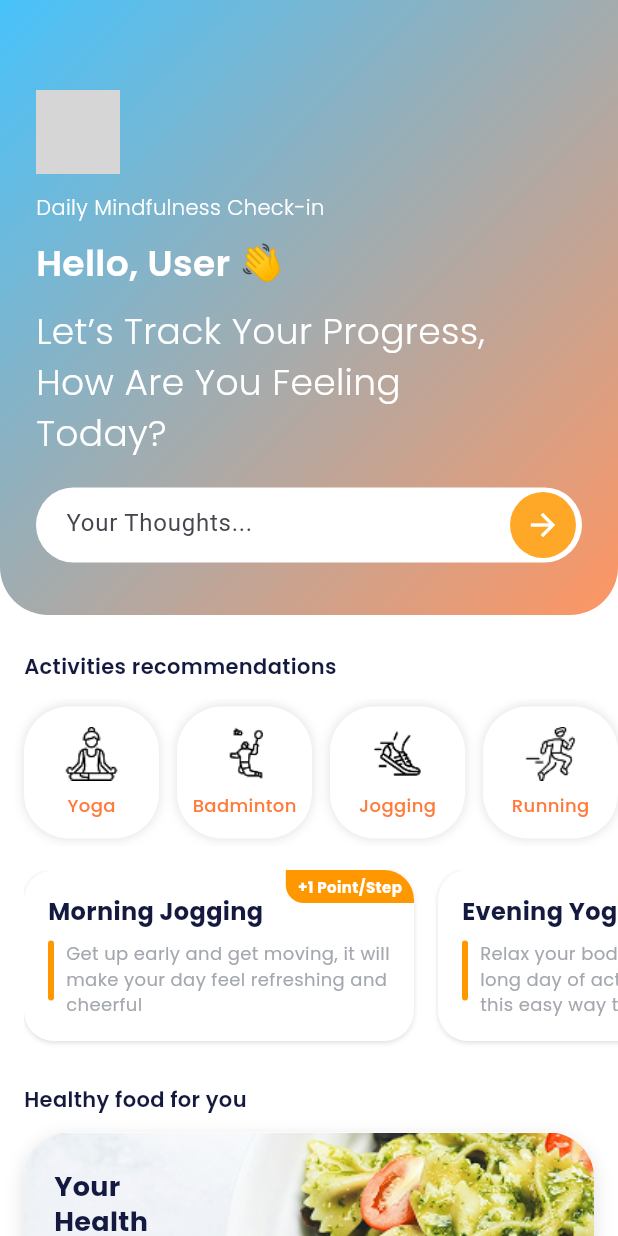
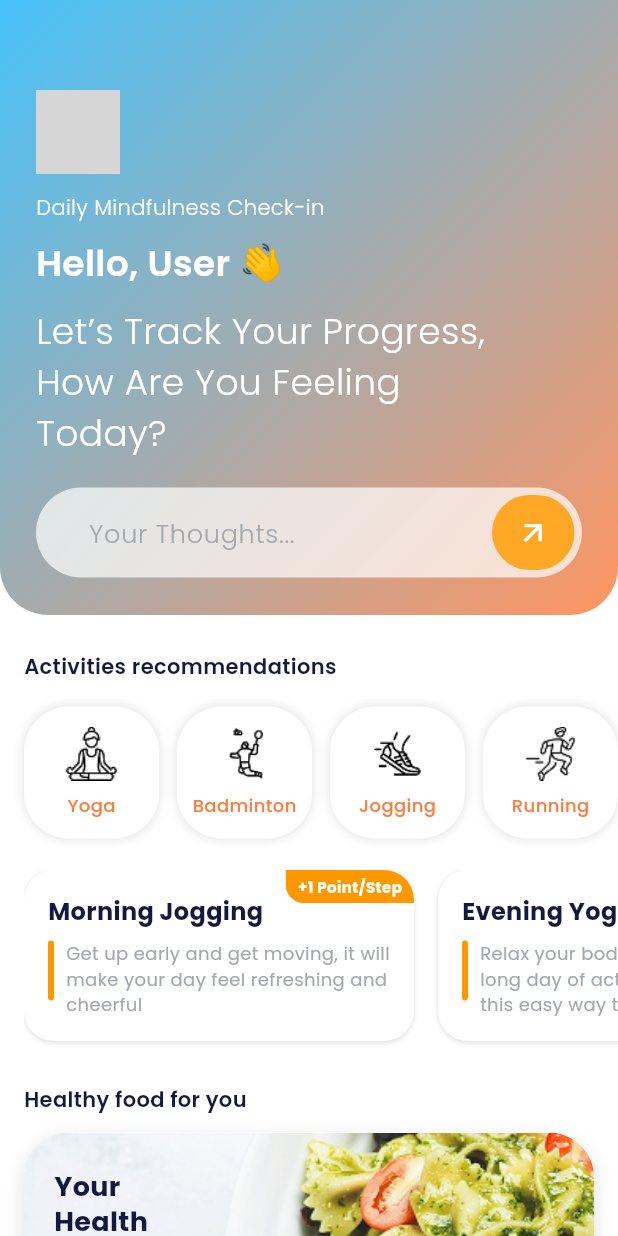
Before and after one commit to habdil/sigap-app, a Flutter app: the DashboardPage screen opened directly, on a phone screen of 412 x 824 dp. Run offline on Flutter 3.47's test engine with Material 3 defaults, Android fonts, the phone set to English and light mode, and no system bars; our stand-ins replace google_fonts, shared_preferences; accounts and stored records are empty; network calls fail; grey boxes are pictures that could not be loaded.

Commit message:
[RK] fix(UI): align UI elements with Figma design specifications

```diff
--- a/frontend/lib/main.dart
+++ b/frontend/lib/main.dart
@@ -42,7 +42,7 @@
           ),
         ),
       ),
-      home: const MainPage(),
+      home: const SplashPage(),
     );
   }
 }
--- a/frontend/lib/services/auth_service.dart
+++ b/frontend/lib/services/auth_service.dart
@@ -3,7 +3,7 @@ import 'package:http/http.dart' as http;
 
 class AuthService {
   // Base URL of your API
-  static const String baseUrl = 'http://localhost:3001/api/auth';
+  static const String baseUrl = 'http://192.168.170.136:3000/api/auth';
 
   // Signup method
   static Future<Map<String, dynamic>> signup({
--- a/frontend/lib/ui/pages/dashboard_page.dart
+++ b/frontend/lib/ui/pages/dashboard_page.dart
@@ -66,24 +66,35 @@ class DashboardPage extends StatelessWidget {
                   ),
                   const SizedBox(height: 20),
                   Container(
-                    height: 50,
+                    height: 60,
                     decoration: BoxDecoration(
-                        color: Colors.white,
-                        borderRadius: BorderRadius.circular(25)),
+                        color: Colors.white.withOpacity(0.7),
+                        borderRadius: BorderRadius.circular(35)),
                     child: TextField(
                       decoration: InputDecoration(
                         hintText: 'Your Thoughts...',
+                        hintStyle: greyTextStyle.copyWith(
+                            fontSize: 17, fontWeight: light, height: 1.0),
                         border: InputBorder.none,
                         contentPadding: const EdgeInsets.symmetric(
-                            horizontal: 20, vertical: 14),
+                            horizontal: 35,
+                            vertical:
+                                20 // Sesuaikan nilai vertical untuk menempatkan hint text di tengah
+                            ),
                         suffixIcon: Container(
-                          margin: const EdgeInsets.only(right: 4),
+                          width: 55,
+                          height: 50,
+                          margin: const EdgeInsets.only(right: 5),
                           decoration: BoxDecoration(
                               color: Color(0xFFFFA726),
-                            shape: BoxShape.circle,
-                          ),
+                              shape: BoxShape.rectangle,
+                              borderRadius: BorderRadius.circular(26)),
+                          child: Transform.rotate(
+                            angle:
+                                -0.785398, // Rotasi 45 derajat dalam radian (mengarah ke kanan atas)
                             child: const Icon(Icons.arrow_forward,
                                 color: Colors.white),
+                          ),
                         ),
                       ),
                     ),
@@ -318,14 +329,21 @@ class DashboardPage extends StatelessWidget {
                   // Post Image
                   ClipRRect(
                       borderRadius: BorderRadius.vertical(
-                        top: Radius.circular(10), bottom: Radius.circular(10)),
+                          top: Radius.circular(10),
+                          bottom: Radius.circular(10)),
+                      child: Padding(
+                          padding: const EdgeInsets.only(left: 15, right: 15),
+                          child: ClipRRect(
+                            borderRadius: BorderRadius.vertical(
+                                top: Radius.circular(12),
+                                bottom: Radius.circular(12)),
                             child: Image.asset(
                               'assets/img_running_post.png', // Ganti sesuai file kamu
                               width: double.infinity,
                               height: 300,
                               fit: BoxFit.cover,
                             ),
-                  ),
+                          ))),
                   const SizedBox(height: 12),
                   // Post Description
                   Padding(
@@ -348,8 +366,11 @@ class DashboardPage extends StatelessWidget {
                         // Like
                         Row(
                           children: [
-                            Icon(Icons.emoji_emotions_outlined,
-                                color: Colors.orange),
+                            Image.asset(
+                              'assets/icn_clap.png',
+                              width: 20, // Sesuaikan ukuran gambar
+                              height: 20,
+                            ),
                             const SizedBox(width: 4),
                             Text('1,100',
                                 style: blackTextStyle.copyWith(fontSize: 12)),
@@ -359,8 +380,11 @@ class DashboardPage extends StatelessWidget {
                         // Comment
                         Row(
                           children: [
-                            Icon(Icons.chat_bubble_outline,
-                                color: Colors.black54),
+                            Image.asset(
+                              'assets/ic_comments.png',
+                              width: 20, // Sesuaikan ukuran gambar
+                              height: 20,
+                            ),
                             const SizedBox(width: 4),
                             Text('58',
                                 style: blackTextStyle.copyWith(fontSize: 12)),
@@ -387,150 +411,7 @@ class DashboardPage extends StatelessWidget {
                             borderRadius: BorderRadius.circular(20),
                           ),
                           child: Text(
-                            'Give a clap!',
-                            style: blackTextStyle.copyWith(
-                              fontSize: 12,
-                              fontWeight: FontWeight.w600,
-                            ),
-                          ),
-                        ),
-                      ],
-                    ),
-                  ),
-                  const SizedBox(height: 12),
-                ],
-              ),
-            ),
-          ),
-
-          const SizedBox(height: 12),
-
-          Padding(
-            padding: const EdgeInsets.symmetric(horizontal: 16),
-            child: Container(
-              decoration: BoxDecoration(
-                color: Colors.white,
-                borderRadius: BorderRadius.circular(20),
-                boxShadow: [
-                  BoxShadow(
-                    color: Colors.black12,
-                    blurRadius: 10,
-                    offset: Offset(0, 1),
-                  ),
-                ],
-              ),
-              child: Column(
-                crossAxisAlignment: CrossAxisAlignment.start,
-                children: [
-                  // Header user info
-                  Padding(
-                    padding: const EdgeInsets.all(16),
-                    child: Row(
-                      children: [
-                        // Profile Picture
-                        CircleAvatar(
-                          radius: 20,
-                          backgroundImage: AssetImage(
-                              'assets/profile.png'), // Ganti sesuai file kamu
-                        ),
-                        const SizedBox(width: 12),
-                        // Username + Time
-                        Column(
-                          crossAxisAlignment: CrossAxisAlignment.start,
-                          children: [
-                            Text(
-                              'SIGAP Official',
-                              style: blackTextStyle.copyWith(
-                                fontSize: 14,
-                                fontWeight: FontWeight.bold,
-                              ),
-                            ),
-                            Text(
-                              '30 mnt',
-                              style: greyTextStyle.copyWith(
-                                fontSize: 12,
-                              ),
-                            ),
-                          ],
-                        ),
-                        Spacer(),
-                        Icon(Icons.more_horiz),
-                      ],
-                    ),
-                  ),
-                  // Post Image
-                  ClipRRect(
-                    borderRadius: BorderRadius.vertical(
-                        top: Radius.circular(10), bottom: Radius.circular(10)),
-                    child: Image.asset(
-                      'assets/img_running_post.png', // Ganti sesuai file kamu
-                      width: double.infinity,
-                      height: 300,
-                      fit: BoxFit.cover,
-                    ),
-                  ),
-                  const SizedBox(height: 12),
-                  // Post Description
-                  Padding(
-                    padding: const EdgeInsets.symmetric(horizontal: 16),
-                    child: Text(
-                      'Running For 4Hours Today',
-                      style: blackTextStyle.copyWith(
-                        fontSize: 14,
-                        fontWeight: FontWeight.w600,
-                      ),
-                    ),
-                  ),
-                  const SizedBox(height: 12),
-                  // Reaction Row
-                  Padding(
-                    padding:
-                        const EdgeInsets.symmetric(horizontal: 16, vertical: 8),
-                    child: Row(
-                      children: [
-                        // Like
-                        Row(
-                          children: [
-                            Icon(Icons.emoji_emotions_outlined,
-                                color: Colors.orange),
-                            const SizedBox(width: 4),
-                            Text('1,100',
-                                style: blackTextStyle.copyWith(fontSize: 12)),
-                          ],
-                        ),
-                        const SizedBox(width: 16),
-                        // Comment
-                        Row(
-                          children: [
-                            Icon(Icons.chat_bubble_outline,
-                                color: Colors.black54),
-                            const SizedBox(width: 4),
-                            Text('58',
-                                style: blackTextStyle.copyWith(fontSize: 12)),
-                          ],
-                        ),
-                        const SizedBox(width: 16),
-                        // Views
-                        Row(
-                          children: [
-                            Icon(Icons.remove_red_eye_outlined,
-                                color: Colors.black54),
-                            const SizedBox(width: 4),
-                            Text('1,300',
-                                style: blackTextStyle.copyWith(fontSize: 12)),
-                          ],
-                        ),
-                        Spacer(),
-                        // Button
-                        Container(
-                          padding: const EdgeInsets.symmetric(
-                              horizontal: 12, vertical: 6),
-                          decoration: BoxDecoration(
-                            color: Colors.grey.shade200,
-                            borderRadius: BorderRadius.circular(20),
-                          ),
-                          child: Text(
-                            'Give a clap!',
+                            '👏 Give a clap!',
                             style: blackTextStyle.copyWith(
                               fontSize: 12,
                               fontWeight: FontWeight.w600,
--- a/frontend/lib/ui/widgets/login_bottom_sheet.dart
+++ b/frontend/lib/ui/widgets/login_bottom_sheet.dart
@@ -1,6 +1,7 @@
 import 'package:flutter/material.dart';
 import 'package:frontend/shared/theme.dart';
 import 'package:frontend/ui/pages/dashboard_page.dart';
+import 'package:frontend/ui/pages/main_page.dart';
 import 'package:frontend/ui/widgets/register_bottom_sheet.dart'; // Import register bottom sheet
 import 'package:frontend/services/auth_service.dart';
 import 'package:frontend/models/user_model.dart';
@@ -177,7 +178,7 @@ class _LoginBottomSheetState extends State<LoginBottomSheet> {
                           Navigator.pushReplacement(
                               context,
                               MaterialPageRoute(
-                                  builder: (context) => DashboardPage()));
+                                  builder: (context) => MainPage()));
                           // Navigator.pop(context);
 
                           // TODO: Navigate to main app screen after login
```
Also changed, not shown: frontend/assets/ic_comments.png (added), frontend/assets/icn_clap.png (added), 4 other files. Lines whose indentation alone changed are shown as unchanged.
